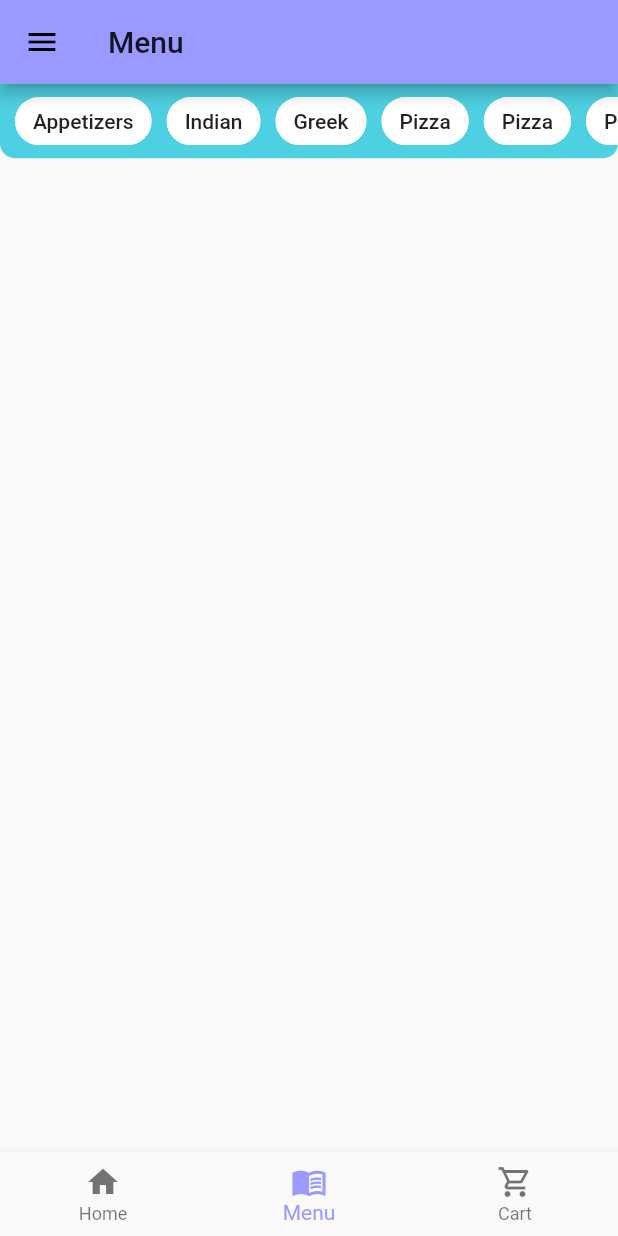
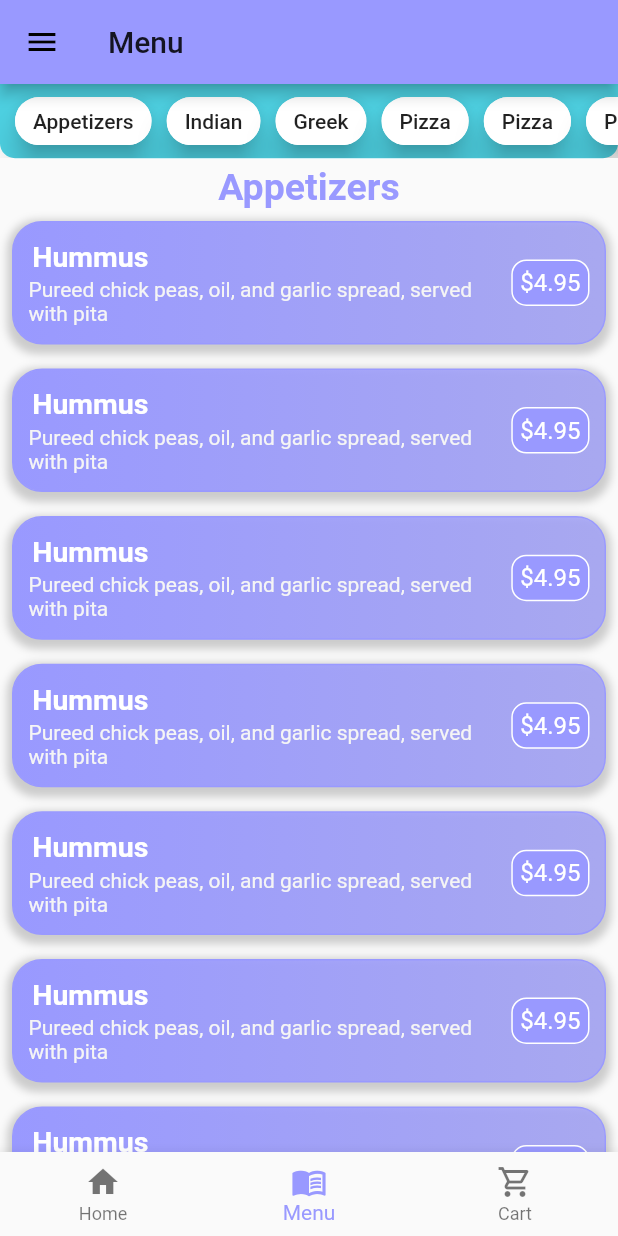
Before and after one commit to MohanpreetS/flutter_projects, a Flutter app: the screen it shows after launch, item 2 of the bottom bar chosen, on a phone screen of 412 x 824 dp. Run offline on Flutter 3.47's test engine with Material 2 defaults, Android fonts, the phone set to English and light mode, and no system bars; our stand-ins replace shared_preferences.

Commit message:
added menu tiles

```diff
--- a/rodhos/lib/main.dart
+++ b/rodhos/lib/main.dart
@@ -1,10 +1,12 @@
 import 'package:flutter/material.dart';
+import 'package:provider/provider.dart';
 
 import 'screens/tabs_screen.dart';
 import './screens/account_screen.dart';
 import './screens/cart_screen.dart';
 import './screens/home_screen.dart';
 import './screens/menu_screen.dart';
+import './providers/dishes.dart';
 
 void main() {
   runApp(MyApp());
@@ -13,7 +15,9 @@ void main() {
 class MyApp extends StatelessWidget {
   @override
   Widget build(BuildContext context) {
-    return MaterialApp(
+    return ChangeNotifierProvider(
+      create: (c) => Dishes(),
+      child: MaterialApp(
         title: 'Flutter Demo',
         theme: ThemeData(
           primarySwatch: customLavendar,
@@ -22,11 +26,12 @@ class MyApp extends StatelessWidget {
         //home: TabsScreen(),
         routes: {
           '/': (c) => TabsScreen(0),
-        CartScreen.routeName: (c) => CartScreen(),
-        MenuScreen.routeName: (c) => MenuScreen(),
+          CartScreen.routeName: (c) => TabsScreen(2),
+          MenuScreen.routeName: (c) => TabsScreen(1),
           AccountScreen.routeName: (c) => AccountScreen(),
-        HomeScreen.routeName: (c) => HomeScreen(),
+          HomeScreen.routeName: (c) => TabsScreen(0),
         },
+      ),
     );
   }
 }
--- /dev/null
+++ b/rodhos/lib/providers/dish_item.dart
@@ -0,0 +1,13 @@
+class DishItem {
+  final String title;
+  final String description;
+  final double price;
+  final String category;
+
+  DishItem({
+    required this.title,
+    required this.description,
+    required this.price,
+    required this.category,
+  });
+}
--- /dev/null
+++ b/rodhos/lib/providers/dishes.dart
@@ -0,0 +1,89 @@
+import 'package:flutter/material.dart';
+
+import './dish_item.dart';
+
+class Dishes with ChangeNotifier {
+  List<DishItem> _dishes = [
+    DishItem(
+      title: 'Hummus',
+      description:
+          'Pureed chick peas, oil, and garlic spread, served with pita',
+      price: 4.95,
+      category: 'Appetizers',
+    ),
+    DishItem(
+      title: 'Hummus',
+      description:
+          'Pureed chick peas, oil, and garlic spread, served with pita',
+      price: 4.95,
+      category: 'Appetizers',
+    ),
+    DishItem(
+      title: 'Hummus',
+      description:
+          'Pureed chick peas, oil, and garlic spread, served with pita',
+      price: 4.95,
+      category: 'Appetizers',
+    ),
+    DishItem(
+      title: 'Hummus',
+      description:
+          'Pureed chick peas, oil, and garlic spread, served with pita',
+      price: 4.95,
+      category: 'Appetizers',
+    ),
+    DishItem(
+      title: 'Hummus',
+      description:
+          'Pureed chick peas, oil, and garlic spread, served with pita',
+      price: 4.95,
+      category: 'Appetizers',
+    ),
+    DishItem(
+      title: 'Hummus',
+      description:
+          'Pureed chick peas, oil, and garlic spread, served with pita',
+      price: 4.95,
+      category: 'Appetizers',
+    ),
+    DishItem(
+      title: 'Hummus',
+      description:
+          'Pureed chick peas, oil, and garlic spread, served with pita',
+      price: 4.95,
+      category: 'Appetizers',
+    ),
+    DishItem(
+      title: 'Hummus',
+      description:
+          'Pureed chick peas, oil, and garlic spread, served with pita',
+      price: 4.95,
+      category: 'Appetizers',
+    ),
+    DishItem(
+      title: 'Hummus',
+      description:
+          'Pureed chick peas, oil, and garlic spread, served with pita',
+      price: 4.95,
+      category: 'Appetizers',
+    ),
+    DishItem(
+      title: 'Hummus',
+      description:
+          'Pureed chick peas, oil, and garlic spread, served with pita',
+      price: 4.95,
+      category: 'Appetizers',
+    ),
+    DishItem(
+      title: 'Hummus',
+      description:
+          'Pureed chick peas, oil, and garlic spread, served with pita',
+      price: 4.95,
+      category: 'Appetizers',
+    ),
+  ];
+
+  List<DishItem> get dishes {
+    return [..._dishes];
+  }
+}
--- a/rodhos/lib/screens/menu_screen.dart
+++ b/rodhos/lib/screens/menu_screen.dart
@@ -1,7 +1,12 @@
 import 'package:flutter/material.dart';
+import 'package:provider/provider.dart';
 
+import '../providers/dish_item.dart';
+import '../providers/dishes.dart';
 import '../widgets/main_drawer.dart';
 import '../widgets/category_filter.dart';
+import '../widgets/dish_tile.dart';
+import '../widgets/menu_filters.dart';
 
 class MenuScreen extends StatefulWidget {
   static const routeName = '/MenuScreen';
@@ -12,63 +17,42 @@ class MenuScreen extends StatefulWidget {
 class _MenuScreenState extends State<MenuScreen> {
   @override
   Widget build(BuildContext context) {
+    final menuItems = Provider.of<Dishes>(context).dishes;
     return Scaffold(
       drawer: MainDrawer(),
       appBar: AppBar(
         title: Text('Menu'),
       ),
-      body: Column(
-        children: [
-          Container(
-            child: SingleChildScrollView(
-              scrollDirection: Axis.horizontal,
-              child: Row(
-                children: [
-                  SizedBox(
-                    width: 10,
-                  ),
-                  CategoryFilter('Appetizers'),
-                  SizedBox(
-                    width: 10,
-                  ),
-                  CategoryFilter('Indian'),
-                  SizedBox(
-                    width: 10,
-                  ),
-                  CategoryFilter('Greek'),
-                  SizedBox(
-                    width: 10,
-                  ),
-                  CategoryFilter('Pizza'),
-                  SizedBox(
-                    width: 10,
-                  ),
-                  CategoryFilter('Pizza'),
-                  SizedBox(
-                    width: 10,
-                  ),
-                  CategoryFilter('Pizza'),
-                  SizedBox(
-                    width: 10,
-                  ),
-                  CategoryFilter('Pizza'),
-                  SizedBox(
-                    width: 10,
-                  ),
-                ],
+      body: SingleChildScrollView(
+        child: Column(
+          children: [
+            MenuFilters(),
+            Container(
+              margin: EdgeInsets.only(top: 5),
+              width: double.infinity,
+              height: MediaQuery.of(context).size.height * 0.035,
+              child: Text(
+                'Appetizers',
+                textAlign: TextAlign.center,
+                style: TextStyle(
+                  fontSize: 25,
+                  fontWeight: FontWeight.bold,
+                  color: Theme.of(context).primaryColor,
+                ),
               ),
             ),
-            width: double.infinity,
-            height: MediaQuery.of(context).size.height * 0.06,
-            decoration: BoxDecoration(
-              color: Theme.of(context).accentColor,
-              borderRadius: BorderRadius.only(
-                bottomLeft: Radius.circular(10),
-                bottomRight: Radius.circular(10),
+            ListView.builder(
+              shrinkWrap: true,
+              //physics: NeverScrollableScrollPhysics(),
+              itemCount: menuItems.length,
+              itemBuilder: (c, i) => DishTile(
+                title: menuItems[i].title,
+                description: menuItems[i].description,
+                price: menuItems[i].price,
               ),
             ),
-          )
-        ],
+          ],
+        ),
       ),
     );
   }
--- a/rodhos/lib/widgets/category_filter.dart
+++ b/rodhos/lib/widgets/category_filter.dart
@@ -7,7 +7,9 @@ class CategoryFilter extends StatelessWidget {
 
   @override
   Widget build(BuildContext context) {
-    return Chip(
+    return ActionChip(
+      onPressed: () => print(title),
+      elevation: 8,
       label: Text(
         title,
         //style: TextStyle(color: Colors.white),
--- /dev/null
+++ b/rodhos/lib/widgets/dish_tile.dart
@@ -0,0 +1,88 @@
+import 'package:flutter/material.dart';
+
+class DishTile extends StatelessWidget {
+  final title;
+  final description;
+  final price;
+
+  DishTile({
+    required this.title,
+    required this.description,
+    required this.price,
+  });
+
+  @override
+  Widget build(BuildContext context) {
+    return Container(
+      child: Row(
+        children: [
+          Column(
+            mainAxisAlignment: MainAxisAlignment.spaceAround,
+            children: [
+              Row(
+                children: [
+                  Text(
+                    title,
+                    style: TextStyle(
+                        fontSize: 19,
+                        fontWeight: FontWeight.bold,
+                        color: Colors.white),
+                  ),
+                  SizedBox(
+                    width: MediaQuery.of(context).size.width * 0.55,
+                  )
+                ],
+              ),
+              Container(
+                width: MediaQuery.of(context).size.width * 0.75,
+                child: Text(
+                  description,
+                  softWrap: true,
+                  style: TextStyle(color: Colors.grey.shade100),
+                ),
+              ),
+            ],
+          ),
+          Spacer(),
+          Container(
+            padding: EdgeInsets.symmetric(vertical: 5, horizontal: 5),
+            child: Text(
+              '\$$price',
+              style: TextStyle(
+                color: Colors.white,
+                fontSize: 16,
+              ),
+            ),
+            decoration: BoxDecoration(
+              border: Border.all(
+                width: 1,
+                color: Colors.white,
+              ),
+              borderRadius: BorderRadius.circular(10),
+              color: Theme.of(context).primaryColor,
+            ),
+          ),
+        ],
+      ),
+      height: MediaQuery.of(context).size.height * 0.1,
+      padding: EdgeInsets.all(10),
+      margin: EdgeInsets.all(8),
+      decoration: BoxDecoration(
+          border: Border.all(color: Theme.of(context).primaryColor),
+          borderRadius: BorderRadius.circular(20),
+          //color: Theme.of(context).primaryColorLight,
+          gradient: LinearGradient(colors: [
+            Theme.of(context).primaryColor,
+            Theme.of(context).primaryColor.withOpacity(0.7),
+          ]),
+          boxShadow: [
+            BoxShadow(
+              color: Colors.grey.withOpacity(0.5),
+              spreadRadius: 3,
+              blurRadius: 4,
+              offset: Offset(0, 3),
+            )
+          ]),
+    );
+  }
+}
--- /dev/null
+++ b/rodhos/lib/widgets/menu_filters.dart
@@ -0,0 +1,57 @@
+import 'package:flutter/material.dart';
+import './category_filter.dart';
+
+class MenuFilters extends StatelessWidget {
+  @override
+  Widget build(BuildContext context) {
+    return Container(
+      child: SingleChildScrollView(
+        scrollDirection: Axis.horizontal,
+        child: Row(
+          children: [
+            SizedBox(
+              width: 10,
+            ),
+            CategoryFilter('Appetizers'),
+            SizedBox(
+              width: 10,
+            ),
+            CategoryFilter('Indian'),
+            SizedBox(
+              width: 10,
+            ),
+            CategoryFilter('Greek'),
+            SizedBox(
+              width: 10,
+            ),
+            CategoryFilter('Pizza'),
+            SizedBox(
+              width: 10,
+            ),
+            CategoryFilter('Pizza'),
+            SizedBox(
+              width: 10,
+            ),
+            CategoryFilter('Pizza'),
+            SizedBox(
+              width: 10,
+            ),
+            CategoryFilter('Pizza'),
+            SizedBox(
+              width: 10,
+            ),
+          ],
+        ),
+      ),
+      width: double.infinity,
+      height: MediaQuery.of(context).size.height * 0.06,
+      decoration: BoxDecoration(
+        color: Theme.of(context).accentColor,
+        borderRadius: BorderRadius.only(
+          bottomLeft: Radius.circular(10),
+          bottomRight: Radius.circular(10),
+        ),
+      ),
+    );
+  }
+}
```
Also changed, not shown: rodhos/pubspec.yaml (+1 -9 lines), rodhos/pubspec.lock. Lines whose indentation alone changed are shown as unchanged.
